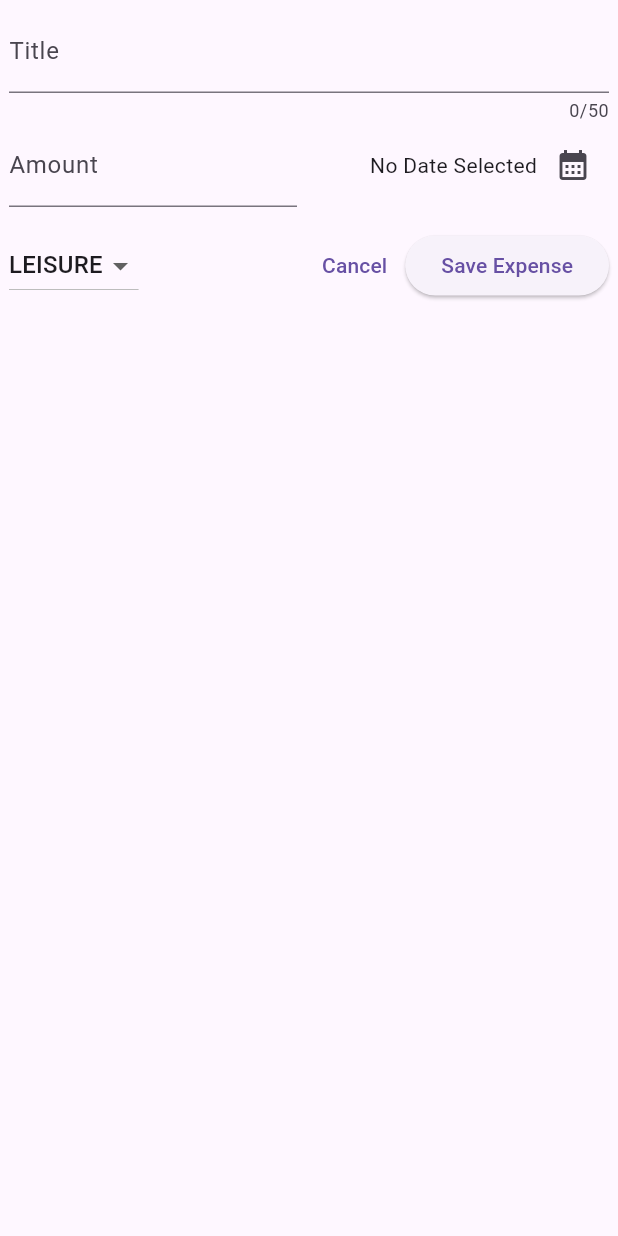
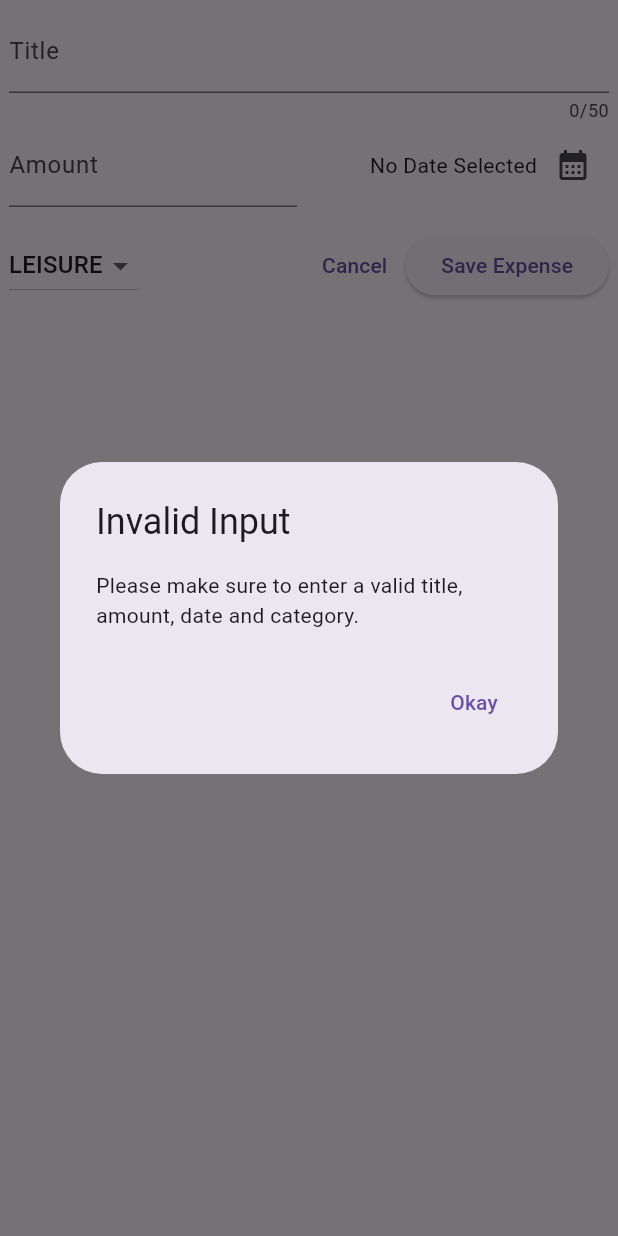
Before and after one commit to Mudasirsaeed032/Expense_Tracker_App, a Flutter app: the NewExpense widget shown alone on an empty page, opened directly, after a tap on "Save Expense", on a phone screen of 412 x 824 dp. Run offline on Flutter 3.47's test engine with Material 3 defaults, Android fonts, the phone set to English and light mode, and no system bars.

Commit message:
validating user input and showing an error dialog

```diff
--- a/lib/widgets/new_expense.dart
+++ b/lib/widgets/new_expense.dart
@@ -15,6 +15,37 @@ class _NewExpenseState extends State<NewExpense> {
   final _amountController = TextEditingController();
   DateTime? _selectedDate;
   Category _selectedCategory = Category.leisure;
+
+  void _submitExpenseData() {
+    final enteredAmount = double.tryParse(
+      _amountController.text,
+    );
+    final amountIsInvalid =
+        enteredAmount == null || enteredAmount <= 0;
+    if (_titleController.text.trim().isEmpty ||
+        amountIsInvalid ||
+        _selectedDate == null) {
+      showDialog(
+        context: context,
+        builder:
+            (ctx) => AlertDialog(
+              title: Text('Invalid Input'),
+              content: Text(
+                'Please make sure to enter a valid title, amount, date and category.',
+              ),
+              actions: [
+                TextButton(
+                  onPressed: () {
+                    Navigator.pop(ctx);
+                  },
+                  child: Text('Okay'),
+                ),
+              ],
+            ),
+      );
+      return;
+    }
+  }
 
   @override
   void dispose() {
@@ -114,10 +145,7 @@ class _NewExpenseState extends State<NewExpense> {
                 child: Text('Cancel'),
               ),
               ElevatedButton(
-                onPressed: () {
-                  print(_titleController.text);
-                  print(_amountController.text);
-                },
+                onPressed: _submitExpenseData,
                 child: const Text('Save Expense'),
               ),
             ],
```
